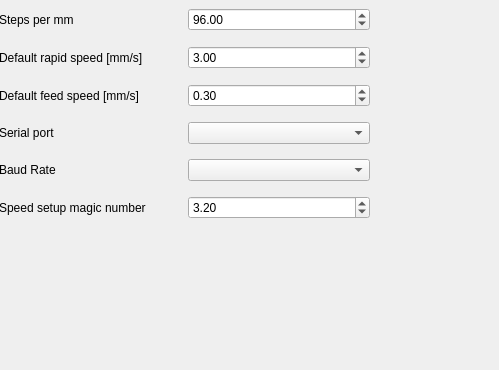
The window that prefsdialog.ui (kwahoo2/nc-sim) describes before a commit, drawn with Qt 5.
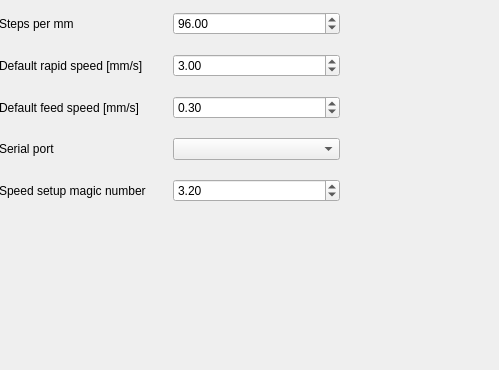
The same window after the commit.

```diff
--- a/prefsdialog.ui
+++ b/prefsdialog.ui
@@ -18,8 +18,8 @@
     <rect>
      <x>-1</x>
      <y>-1</y>
-     <width>371</width>
-     <height>230</height>
+     <width>341</width>
+     <height>221</height>
     </rect>
    </property>
    <layout class="QGridLayout" name="gridLayout">
@@ -74,6 +74,9 @@
       </property>
      </widget>
     </item>
+    <item row="3" column="1">
+     <widget class="QComboBox" name="portsComboBox"/>
+    </item>
     <item row="1" column="1">
      <widget class="QDoubleSpinBox" name="doubleSpinBox_2">
       <property name="value">
@@ -81,7 +84,7 @@
       </property>
      </widget>
     </item>
-    <item row="5" column="1">
+    <item row="4" column="1">
      <widget class="QDoubleSpinBox" name="invSpeedSpinBox">
       <property name="toolTip">
        <string>&lt;html&gt;&lt;head/&gt;&lt;body&gt;&lt;p&gt;&lt;span style=&quot; color:#008000;&quot;&gt;f_cpu&lt;/span&gt;&lt;span style=&quot; color:#c0c0c0;&quot;/&gt;&lt;span style=&quot; color:#008000;&quot;&gt;(16000000)/(stepsPerMM(96)*timerCTC(100)*preskaler(128)*bytemultipler(4))&lt;/span&gt;&lt;/p&gt;&lt;/body&gt;&lt;/html&gt;</string>
@@ -97,26 +100,13 @@
       </property>
      </widget>
     </item>
-    <item row="3" column="1">
-     <widget class="QComboBox" name="portsComboBox"/>
-    </item>
-    <item row="5" column="0">
+    <item row="4" column="0">
      <widget class="QLabel" name="label_5">
       <property name="text">
        <string>Speed setup magic number</string>
       </property>
      </widget>
     </item>
-    <item row="4" column="0">
-     <widget class="QLabel" name="label_6">
-      <property name="text">
-       <string>Baud Rate</string>
-      </property>
-     </widget>
-    </item>
-    <item row="4" column="1">
-     <widget class="QComboBox" name="baudComboBox"/>
-    </item>
    </layout>
   </widget>
  </widget>
```
